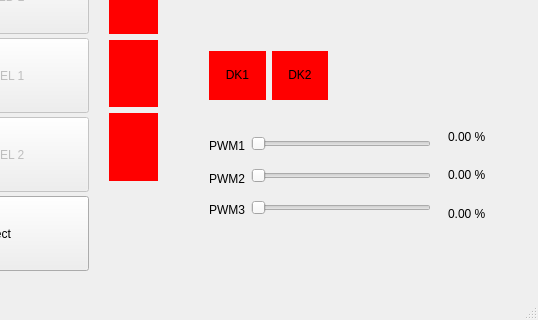
DmitryShalaev/LED-brightness-control, file USB_PC/MainWindow.ui: the form before one commit; both pictures show x 142 to 680 and y 140 to 460 of the 680 by 460 pixel window.
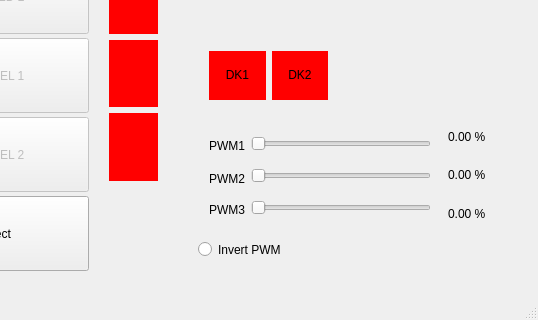
The form after the commit.

Patch:
```diff
--- a/USB_PC/MainWindow.ui
+++ b/USB_PC/MainWindow.ui
@@ -412,6 +412,19 @@
      <string>&lt;html&gt;&lt;head/&gt;&lt;body&gt;&lt;p&gt;0.00 %&lt;/p&gt;&lt;/body&gt;&lt;/html&gt;</string>
     </property>
    </widget>
+   <widget class="QRadioButton" name="RB_InvertPWM">
+    <property name="geometry">
+     <rect>
+      <x>340</x>
+      <y>380</y>
+      <width>84</width>
+      <height>19</height>
+     </rect>
+    </property>
+    <property name="text">
+     <string>Invert PWM</string>
+    </property>
+   </widget>
   </widget>
   <widget class="QStatusBar" name="statusBar"/>
  </widget>
```
